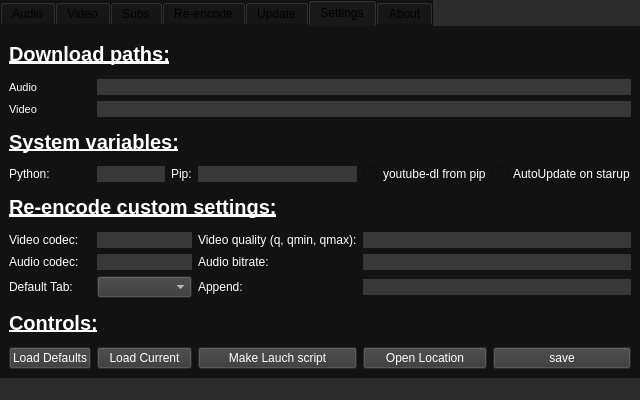
Qt form gui/gui.ui (KoleckOLP/yt-dl) before a commit.
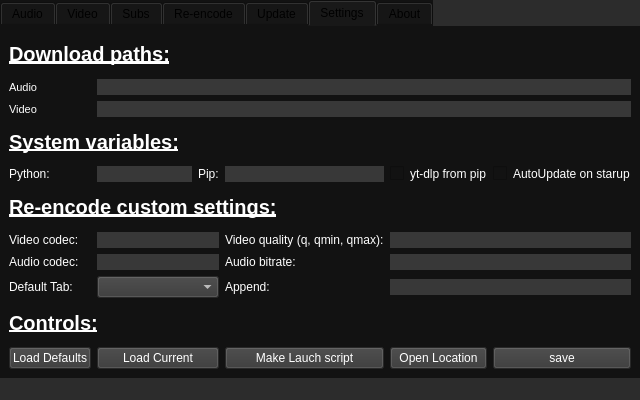
The same form after that commit. The open tabs and pages were chosen to show the change. Icons and pictures are not drawn.

Commit message: change youtube-dl text to yt-dlp

```diff
--- a/gui/gui.ui
+++ b/gui/gui.ui
@@ -1002,7 +1002,7 @@
            <string notr="true">Color: #FFFFFF;</string>
           </property>
           <property name="text">
-           <string>youtube-dl from pip</string>
+           <string>yt-dlp from pip</string>
           </property>
          </widget>
         </item>
```
Left out of the diff: 2 changed lines with no effect on the pictures.
